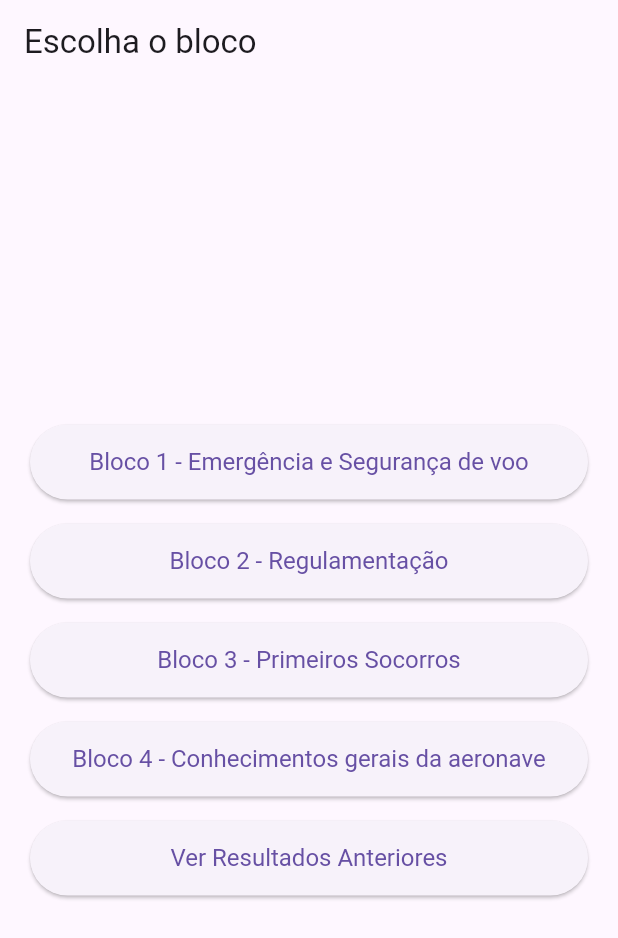
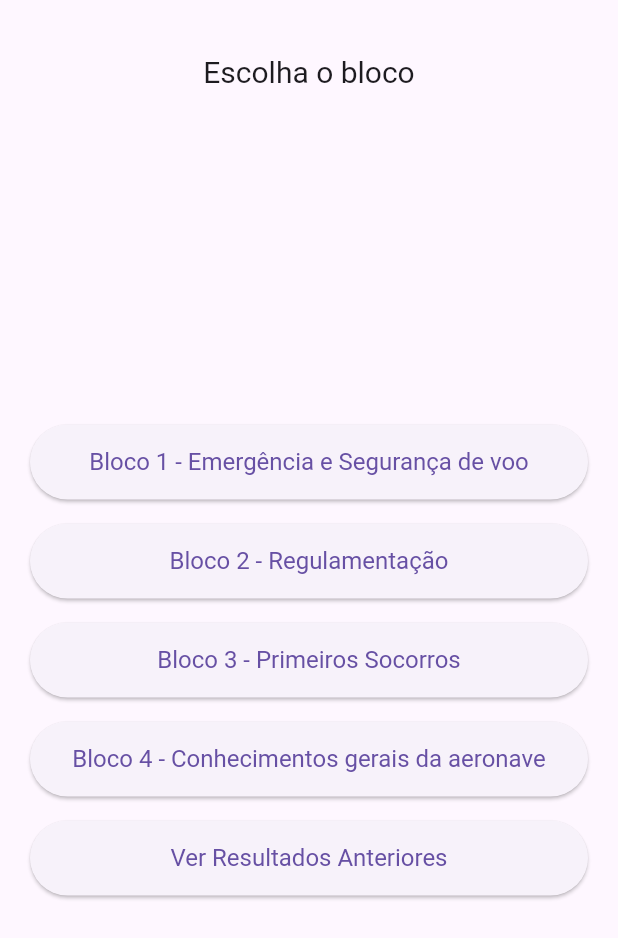
Before and after one commit to Ghcrabbit/quizz_app, a Flutter app: the screen it shows after launch, on a phone screen of 412 x 824 dp. Shown: the top 938 px of the screen. Run offline on Flutter 3.47's test engine with Material 3 defaults, Android fonts, the phone set to English and light mode, and no system bars; our stand-ins replace firebase_core, firebase_crashlytics, shared_preferences; accounts and stored records are empty.

Commit message:
atualização final pré ppa

```diff
--- a/lib/screens/initial_screen.dart
+++ b/lib/screens/initial_screen.dart
@@ -55,7 +55,17 @@ class InitialScreen extends StatelessWidget {
   Widget build(BuildContext context) {
     return Scaffold(
       appBar: AppBar(
-        title: const Text('Escolha o bloco'),
+        centerTitle: true,
+        title: const PreferredSize(
+          preferredSize: Size.fromHeight(120.0), // Altura do AppBar com padding
+          child: Padding(
+            padding: EdgeInsets.only(top: 40.0), // Ajusta a distância do título para baixo
+            child: Text(
+              'Escolha o bloco',
+              style: TextStyle(fontSize: 20.0), // Estilize o texto se necessário
+            ),
+          ),
+        ),
       ),
       body: Center(
         child: Padding(
```
Also changed, not shown: assets/icon/air-hostess.png (renamed from assets/icons/air-hostess.png), assets/icon/airplane.png (renamed from assets/icons/avião 2 PNG.png), assets/icon/world-airplane.png (renamed from assets/icons/world-airplane.png).
